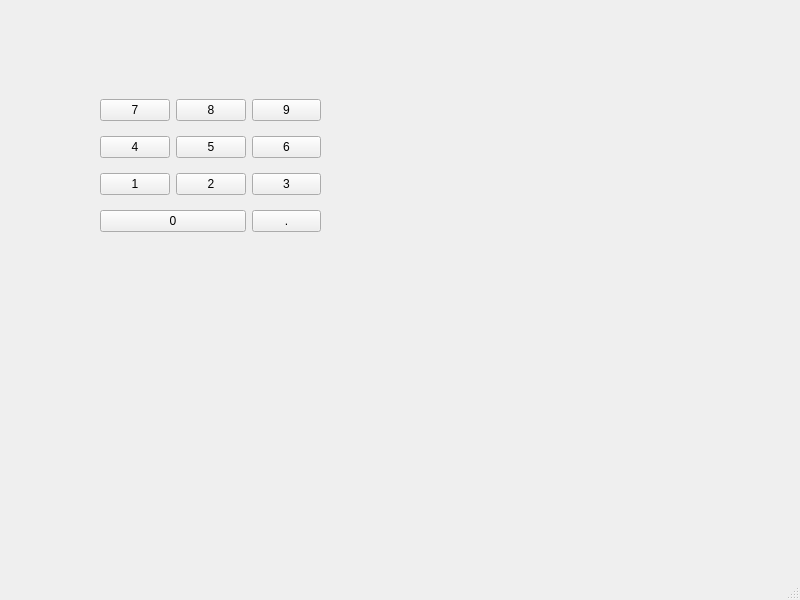
Qt form src/Chapter-2/MainWinGridLayout.ui (snorlaxse/PyQt5_Practice) before a commit.
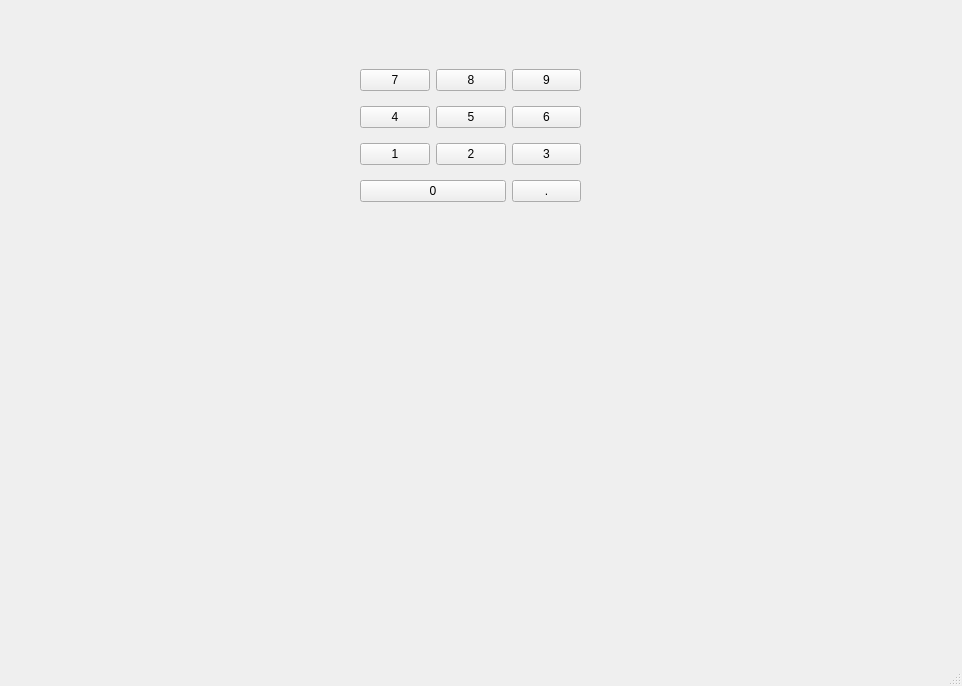
The same form after that commit.

```diff
--- a/src/Chapter-2/MainWinGridLayout.ui
+++ b/src/Chapter-2/MainWinGridLayout.ui
@@ -6,8 +6,8 @@
    <rect>
     <x>0</x>
     <y>0</y>
-    <width>800</width>
-    <height>600</height>
+    <width>962</width>
+    <height>686</height>
    </rect>
   </property>
   <property name="windowTitle">
@@ -17,8 +17,8 @@
    <widget class="QWidget" name="">
     <property name="geometry">
      <rect>
-      <x>100</x>
-      <y>90</y>
+      <x>360</x>
+      <y>60</y>
       <width>221</width>
       <height>151</height>
      </rect>
```
Left out of the diff: 28 changed lines with no effect on the pictures.
